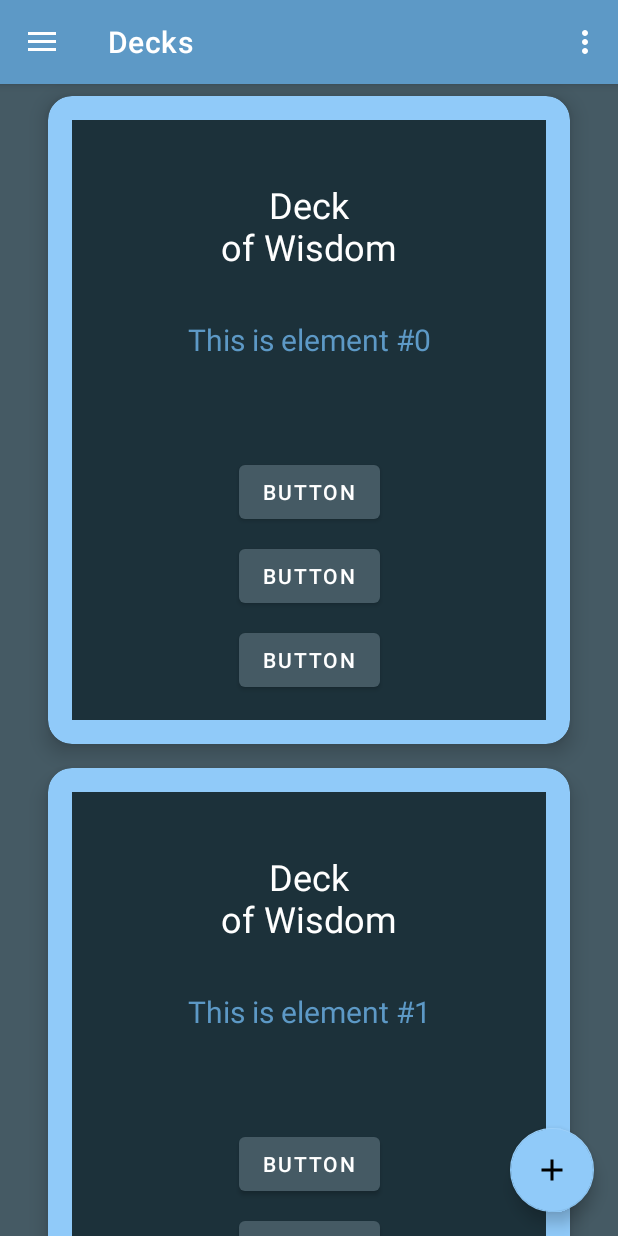
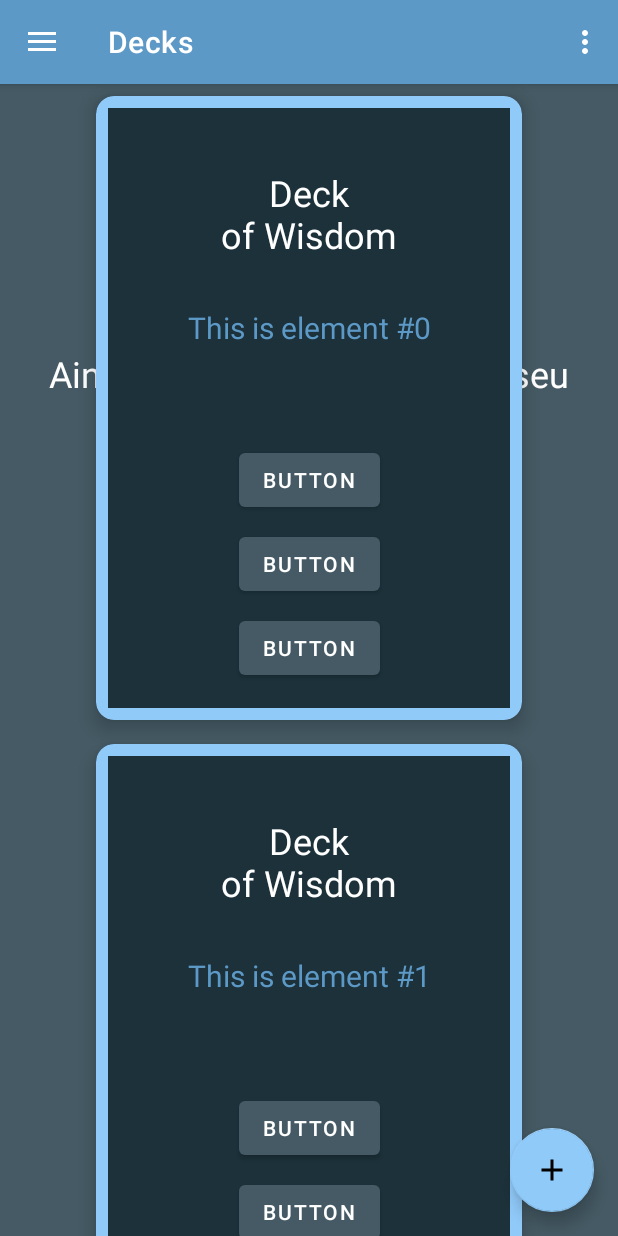
Before and after one commit to nikolasFreitas/cards-for-smarts, an Android app: the screen it shows after launch (MainActivity), after a tap on "Decks", on a phone screen of 412 x 824 dp. Run offline under Robolectric (Android 15) with nearby library versions, the phone set to English and light mode, and no system bars; our stand-ins replace navigation-ui.

Commit message:
:style: Adjust deck margins

```diff
--- a/app/src/main/res/layout/adapter_card_deck.xml
+++ b/app/src/main/res/layout/adapter_card_deck.xml
@@ -5,11 +5,11 @@
     android:layout_width="match_parent"
     android:layout_height="wrap_content"
     android:layout_marginVertical="8dp"
-    android:layout_marginHorizontal="32dp"
+    android:layout_marginHorizontal="64dp"
     app:cardBackgroundColor="@color/secondary"
-    app:cardCornerRadius="16dp"
+    app:cardCornerRadius="12dp"
     app:cardElevation="8dp"
-    app:contentPadding="16dp">
+    app:contentPadding="8dp">
 
     <androidx.constraintlayout.widget.ConstraintLayout
         android:layout_width="match_parent"
```
